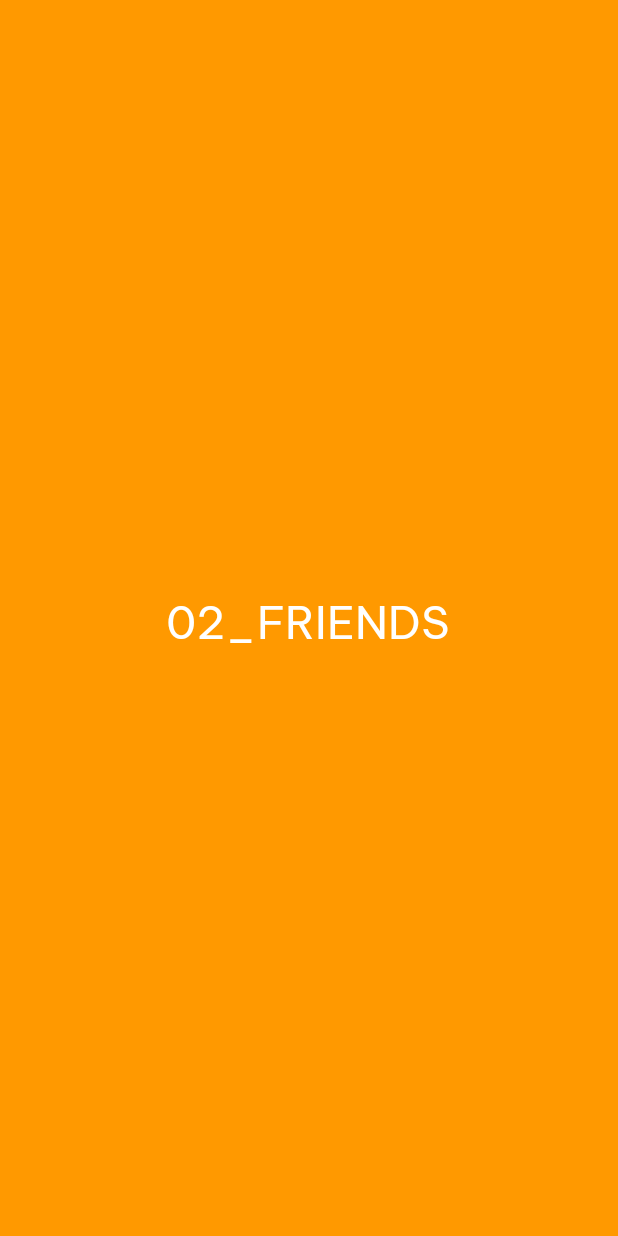
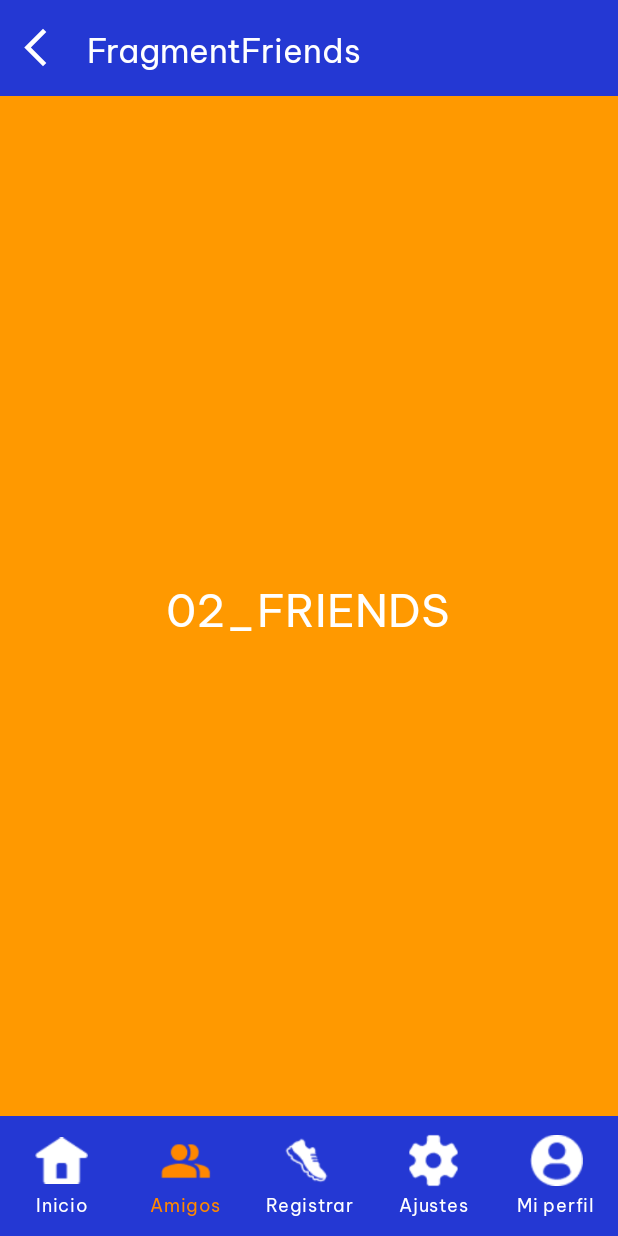
Before and after one commit to MarcoSanz12/APKCarrera, an Android app: the FragmentFriends screen opened through its navigation route, on a phone screen of 412 x 824 dp. Run offline under Robolectric (Android 15) with nearby library versions, the light colour scheme and no system bars; our stand-ins replace Dagger/Hilt's generated code, navigation-ui; libraries missing offline, so code that uses them is left out: com.google.maps.android; pictures from the network do not load.

```diff
--- a/app/build.gradle.kts
+++ b/app/build.gradle.kts
@@ -23,7 +23,7 @@ android {
         //noinspection EditedTargetSdkVersion
         targetSdk = 34
         versionCode = 1
-        versionName = "0.0.1"
+        versionName = "0.1"
         testInstrumentationRunner = "androidx.test.runner.AndroidJUnitRunner"
         vectorDrawables {
             useSupportLibrary = true
--- a/app/src/main/java/com/gf/apkcarrera/MainActivity.kt
+++ b/app/src/main/java/com/gf/apkcarrera/MainActivity.kt
@@ -3,15 +3,16 @@ package com.gf.apkcarrera
 import android.content.Intent
 import android.os.Bundle
 import android.util.Log
-import androidx.appcompat.widget.Toolbar
+import androidx.appcompat.widget.LinearLayoutCompat
+import androidx.constraintlayout.widget.ConstraintLayout
 import androidx.core.splashscreen.SplashScreen.Companion.installSplashScreen
+import androidx.core.view.children
 import androidx.navigation.NavController
 import androidx.navigation.NavDestination
 import androidx.navigation.fragment.NavHostFragment
-import androidx.navigation.ui.AppBarConfiguration
 import androidx.navigation.ui.setupWithNavController
+import com.gf.apkcarrera.databinding.ActivityMainBinding
 import com.gf.apkcarrera.features.f3_running.service.ServiceRunning
-import com.gf.common.extensions.getDestinationId
 import com.gf.common.extensions.invisible
 import com.gf.common.extensions.navigateToMenuItem
 import com.gf.common.extensions.visible
@@ -19,6 +20,7 @@ import com.gf.common.platform.BaseActivity
 import com.gf.common.utils.Constants.ACTION_SHOW_RUNNING_FRAGMENT
 import com.gf.common.utils.Constants.ACTION_STOP_RUNNING
 import com.google.android.material.bottomnavigation.BottomNavigationView
+import com.google.android.material.button.MaterialButton
 import dagger.hilt.android.AndroidEntryPoint
 
 
@@ -26,45 +28,76 @@ import dagger.hilt.android.AndroidEntryPoint
 class MainActivity : BaseActivity() {
 
     override val navController by lazy { (supportFragmentManager.findFragmentById(R.id.fragmentContainerView) as NavHostFragment).navController }
+
+    private val noActionBarIds = setOf(R.id.fragmentSplash,R.id.fragmentInitial)
+    private val noBottomNavigationViewIds = setOf(R.id.fragmentSplash,R.id.fragmentInitial,R.id.fragmentLogin,R.id.fragmentRegister1,R.id.fragmentRegister2,
+        R.id.fragmentRecoverPass,R.id.fragmentRunning)
     private val topLevelIds = setOf(R.id.fragmentSplash,R.id.fragmentInitial, R.id.fragmentFeed)
+
+    lateinit var binding: ActivityMainBinding
+
+    // VAR UI Elements
+    val actionbar : ConstraintLayout by lazy { findViewById(R.id.ly_actionbar) }
+    val bottomNavigationView : BottomNavigationView by lazy { findViewById(R.id.bottomNavigationView) }
+
+
+    override var actionBarTitle: String
+        get() = binding.actionbarTitle.text.toString()
+        set(value){
+            binding.actionbarTitle.text = value
+        }
+    val backButton : MaterialButton by lazy { binding.actionbarBack }
+    val buttonsLayout : LinearLayoutCompat by lazy { binding.actionbarButtons }
+    val btActivityType : MaterialButton by lazy { binding.actionbarBtActivityType }
 
     override fun onCreate(savedInstanceState: Bundle?) {
         val screenSplash = installSplashScreen()
         screenSplash.setKeepOnScreenCondition{false}
 
         super.onCreate(savedInstanceState)
-        setContentView(R.layout.activity_main)
+        binding = ActivityMainBinding.inflate(layoutInflater)
+        setContentView(binding.root)
 
         navigateToRunningFragmentIfNeeded(intent)
 
-        val toolbar : Toolbar = findViewById(R.id.my_toolbar)
-        setSupportActionBar(toolbar)
 
-        val bottomNavigationView = findViewById<BottomNavigationView>(R.id.bottomNavigationView)
-
-        bottomNavigationView.apply {
+        with(bottomNavigationView){
             setupWithNavController(navController)
             setOnItemSelectedListener {
                 navController.navigateToMenuItem(it)
             }
         }
-        toolbar.setupWithNavController(navController, AppBarConfiguration(topLevelIds))
+        // Back Button
+        backButton.setOnClickListener {
+            onBackPressedDispatcher.onBackPressed()
+        }
 
-        navController.addOnDestinationChangedListener{ navController: NavController, navDestination: NavDestination, bundle: Bundle? ->
+        navController.addOnDestinationChangedListener{ navController: NavController, navDestination: NavDestination, arguments: Bundle? ->
 
-           if (topLevelIds.contains(navDestination.id))
+            // No retroceso
+            if (navDestination.id in topLevelIds){
                 navController.graph.setStartDestination(navDestination.id)
+                backButton.invisible()
+            }
+            else
+                backButton.visible()
 
-            when (navDestination.getDestinationId()){
-                R.id.fragmentFeed -> {
-                    toolbar.visible()
-                    bottomNavigationView.visible()
-                }
-                R.id.fragmentInitial->{
-                    toolbar.invisible()
-                    bottomNavigationView.invisible()
-                }
+            // Titulo
+            actionBarTitle = if (arguments?.getString("title") != null)
+                arguments.getString("title")!!
+            else
+                navDestination.label.toString()
+
+            // Ocultar Actionbar
+            actionbar.visible(navDestination.id !in noActionBarIds)
+            // Ocultar BottomNavigationView
+            bottomNavigationView.visible(navDestination.id !in noBottomNavigationViewIds)
+
+            // Ocultar botones
+            buttonsLayout.children.forEach {
+                it.invisible()
             }
+
         }
     }
 
@@ -77,7 +110,6 @@ class MainActivity : BaseActivity() {
             navController.navigate(R.id.action_global_fragmentRunning)
         }
     }
-
 
     override fun onDestroy() {
         sendCommandToService(ACTION_STOP_RUNNING)
--- a/app/src/main/res/layout/activity_main.xml
+++ b/app/src/main/res/layout/activity_main.xml
@@ -9,19 +9,56 @@
     tools:context=".MainActivity">
 
 
-    <androidx.appcompat.widget.Toolbar
-        android:id="@+id/my_toolbar"
+    <androidx.constraintlayout.widget.ConstraintLayout
+        android:id="@+id/ly_actionbar"
         android:layout_width="match_parent"
         android:layout_height="?attr/actionBarSize"
         android:background="?attr/colorPrimary"
-        android:elevation="4dp"
         android:theme="@style/Theme.APKCarrera"
         app:layout_constraintStart_toStartOf="parent"
         app:layout_constraintTop_toTopOf="parent"
         app:layout_constraintEnd_toEndOf="parent"
-        app:navigationIcon="?attr/homeAsUpIndicator"
         app:popupTheme="@style/ThemeOverlay.AppCompat.Light"
-        app:titleTextColor="@color/white" />
+        app:titleTextColor="@color/white" >
+        <!-- Botón regresar -->
+        <com.google.android.material.button.MaterialButton
+            android:id="@+id/actionbar_back"
+            style="@style/ActionbarButton"
+            app:icon="@drawable/icon_back"
+            android:visibility="gone"
+            app:iconSize="30dp"
+            app:layout_constraintStart_toStartOf="parent"
+            app:layout_constraintTop_toTopOf="parent"
+            app:layout_constraintBottom_toBottomOf="parent"
+            tools:visibility="visible" />
+        <!-- Titulo -->
+        <com.google.android.material.textview.MaterialTextView
+            android:id="@+id/actionbar_title"
+            android:layout_width="0dp"
+            android:layout_height="match_parent"
+            android:paddingHorizontal="10dp"
+            tools:text="Titulo de prueba"
+            android:gravity="center_vertical"
+            app:autoSizeTextType="uniform"
+            android:maxLines="1"
+            app:autoSizeMinTextSize="@dimen/text_size_small_12"
+            app:autoSizeMaxTextSize="22dp"
+            app:layout_constraintStart_toEndOf="@id/actionbar_back"
+            app:layout_constraintEnd_toStartOf="@id/actionbar_buttons"/>
+        <!-- Botones -->
+        <androidx.appcompat.widget.LinearLayoutCompat
+            android:id="@+id/actionbar_buttons"
+            android:layout_width="wrap_content"
+            android:layout_height="match_parent"
+            app:layout_constraintEnd_toEndOf="parent">
+            <com.google.android.material.button.MaterialButton
+                android:id="@+id/actionbar_bt_activity_type"
+                style="@style/ActionbarButton"
+                app:icon="@drawable/icon_run"
+                 />
+
+        </androidx.appcompat.widget.LinearLayoutCompat>
+    </androidx.constraintlayout.widget.ConstraintLayout>
 
 
     <androidx.fragment.app.FragmentContainerView
@@ -33,7 +70,7 @@
         app:defaultNavHost="true"
         app:layout_constraintStart_toStartOf="parent"
         app:layout_constraintEnd_toEndOf="parent"
-        app:layout_constraintTop_toBottomOf="@id/my_toolbar"
+        app:layout_constraintTop_toBottomOf="@id/ly_actionbar"
         app:layout_constraintBottom_toTopOf="@id/bottomNavigationView"
         app:navGraph="@navigation/my_nav"
         tools:layout_editor_absoluteX="1dp"
--- /dev/null
+++ b/app/src/main/res/layout/frg03_running_end.xml
@@ -0,0 +1,6 @@
+<?xml version="1.0" encoding="utf-8"?>
+<androidx.constraintlayout.widget.ConstraintLayout xmlns:android="http://schemas.android.com/apk/res/android"
+    android:layout_width="match_parent"
+    android:layout_height="match_parent">
+
+</androidx.constraintlayout.widget.ConstraintLayout>
--- a/app/src/main/res/navigation/my_nav.xml
+++ b/app/src/main/res/navigation/my_nav.xml
@@ -32,7 +32,7 @@
         android:id="@+id/fragmentSplash"
         android:name="com.gf.apkcarrera.features.f0_register.fragment.FragmentSplash"
         android:label=""
-        tools:layout="@layout/frg00_splash" />
+        tools:layout="@layout/frg00_splash"/>
     <!-- 01_Feed -->
     <fragment
         android:id="@+id/fragmentFeed"
--- a/app/src/main/res/values/styles.xml
+++ b/app/src/main/res/values/styles.xml
@@ -46,4 +46,17 @@
         <item name="shapeAppearanceOverlay">@style/ShapeAppearanceOverlay.MyApp.Button.Rounded</item>
     </style>
 
+    <style name="ActionbarButton" parent="Widget.MaterialComponents.Button.Icon">
+        <item name="android:visibility">visible</item>
+        <item name="android:stateListAnimator">@null</item>
+        <item name="android:layout_width">48dp</item>
+        <item name="android:layout_height">match_parent</item>
+        <item name="android:padding">0dp</item>
+        <item name="backgroundTint">@color/transparent</item>
+        <item name="iconTint">@color/white</item>
+        <item name="iconSize">40dp</item>
+        <item name="iconPadding">0dp</item>
+        <item name="iconGravity">textStart</item>
+    </style>
+
 </resources>
--- a/common/src/main/java/com/gf/common/extensions/View.kt
+++ b/common/src/main/java/com/gf/common/extensions/View.kt
@@ -2,8 +2,6 @@ package com.gf.common.extensions
 
 import android.content.Context
 import android.content.res.Resources
-import android.graphics.Bitmap
-import android.graphics.Canvas
 import android.graphics.drawable.Drawable
 import android.view.LayoutInflater
 import android.view.View
@@ -18,8 +16,8 @@ import com.bumptech.glide.load.resource.bitmap.RoundedCorners
 import com.bumptech.glide.load.resource.drawable.DrawableTransitionOptions
 import com.bumptech.glide.request.RequestListener
 import com.bumptech.glide.request.RequestOptions
+import com.bumptech.glide.request.target.Target
 import com.cotesa.common.extensions.notNull
-import com.bumptech.glide.request.target.Target
 import com.gf.common.R
 import java.io.File
 import kotlin.math.abs
@@ -31,6 +29,15 @@ fun View.visible() {
 
 fun View.invisible() {
     this.visibility = View.GONE
+}
+
+fun View.visible(isVisible : Boolean) : Boolean {
+    if (isVisible)
+        visible()
+    else
+        invisible()
+
+    return isVisible
 }
 
 fun ViewGroup.inflate(@LayoutRes layoutRes: Int): View =
--- a/common/src/main/java/com/gf/common/platform/BaseActivity.kt
+++ b/common/src/main/java/com/gf/common/platform/BaseActivity.kt
@@ -1,7 +1,5 @@
 package com.gf.common.platform
 
-import android.os.Bundle
-import android.os.PersistableBundle
 import androidx.appcompat.app.AppCompatActivity
 import androidx.navigation.NavController
 import com.gf.common.dialog.LoadingDialog
@@ -9,6 +7,7 @@ import com.gf.common.dialog.LoadingDialog
 abstract class BaseActivity : AppCompatActivity() {
 
     abstract val navController : NavController
+    abstract val actionBarTitle : String
     private var loadingDialog : LoadingDialog? = null
 
     fun showLoadingDialog(msg:String){
--- a/common/src/main/java/com/gf/common/platform/BaseFragment.kt
+++ b/common/src/main/java/com/gf/common/platform/BaseFragment.kt
@@ -8,6 +8,7 @@ import android.view.LayoutInflater
 import android.view.View
 import android.view.ViewGroup
 import android.widget.Toast
+import androidx.activity.addCallback
 import androidx.fragment.app.Fragment
 import androidx.navigation.Navigation
 import androidx.viewbinding.ViewBinding
@@ -30,17 +31,20 @@ abstract class BaseFragment<VB : ViewBinding> : Fragment() {
     protected lateinit var preferences : SharedPreferences
 
 
-    private lateinit var activity: BaseActivity
 
     override fun onAttach(context: Context) {
         super.onAttach(context)
         Log.d("STATUS_LIFE","${this.javaClass.simpleName} - ${this.lifecycle.currentState.name}")
-        activity = requireActivity() as BaseActivity
         MAIN = CoroutineScope(Dispatchers.Main)
+
         preferences = requireContext().getSharedPreferences(
             requireContext().packageName + "_preferences",
             Context.MODE_PRIVATE
         )
+
+        requireActivity().onBackPressedDispatcher.addCallback {
+            onBackPressed()
+        }
     }
     override fun onCreate(savedInstanceState: Bundle?) {
         super.onCreate(savedInstanceState)
@@ -112,7 +116,7 @@ abstract class BaseFragment<VB : ViewBinding> : Fragment() {
     }
 
     protected fun onBackPressed(){
-        Navigation.findNavController(binding.root).navigateUp()
+        (requireActivity() as BaseActivity).navController.navigateUp()
     }
 
     protected fun startScheduleTimerOnMain(delay : Long = 0, period : Long = 1000, run: () -> Unit) : Timer {
--- /dev/null
+++ b/common/src/main/res/drawable/icon_back.xml
@@ -0,0 +1,5 @@
+<vector android:height="24dp" android:tint="#000000"
+    android:viewportHeight="24" android:viewportWidth="24"
+    android:width="24dp" xmlns:android="http://schemas.android.com/apk/res/android">
+    <path android:fillColor="@android:color/white" android:pathData="M17.77,3.77l-1.77,-1.77l-10,10l10,10l1.77,-1.77l-8.23,-8.23z"/>
+</vector>
```
Also changed, not shown: app/src/main/java/com/gf/apkcarrera/features/f3_running/fragments/FragmentRunningEnd.kt (added, +7 -0 lines), app/src/main/java/com/gf/apkcarrera/features/f3_running/service/ServiceRunning.kt (+44 -29 lines), common/src/main/res/drawable/icon_bike.png, common/src/main/res/drawable/icon_walk.png.
